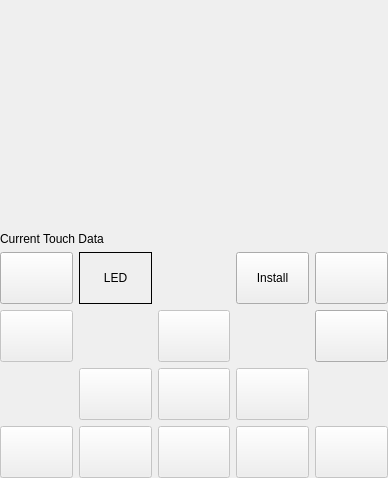
Before: the Qt Designer form qtBuildSystem/Mu/mainwindow.ui in meepingsnesroms/Mu, drawn with Qt 5.
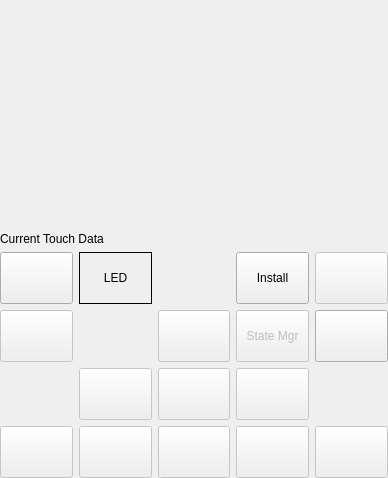
After: the same form once the commit is applied. Icons and pictures are not drawn. Custom widgets are drawn as their Qt base class.

```diff
--- a/qtBuildSystem/Mu/mainwindow.ui
+++ b/qtBuildSystem/Mu/mainwindow.ui
@@ -326,7 +326,7 @@
        <item row="0" column="7">
         <widget class="QPushButton" name="debugger">
          <property name="enabled">
-          <bool>true</bool>
+          <bool>false</bool>
          </property>
          <property name="sizePolicy">
           <sizepolicy hsizetype="Preferred" vsizetype="Preferred">
@@ -366,6 +366,22 @@
          </property>
         </widget>
        </item>
+       <item row="1" column="5">
+        <widget class="QPushButton" name="stateManager">
+         <property name="enabled">
+          <bool>false</bool>
+         </property>
+         <property name="sizePolicy">
+          <sizepolicy hsizetype="Preferred" vsizetype="Preferred">
+           <horstretch>0</horstretch>
+           <verstretch>0</verstretch>
+          </sizepolicy>
+         </property>
+         <property name="text">
+          <string>State Mgr</string>
+         </property>
+        </widget>
+       </item>
       </layout>
      </widget>
     </item>
```
